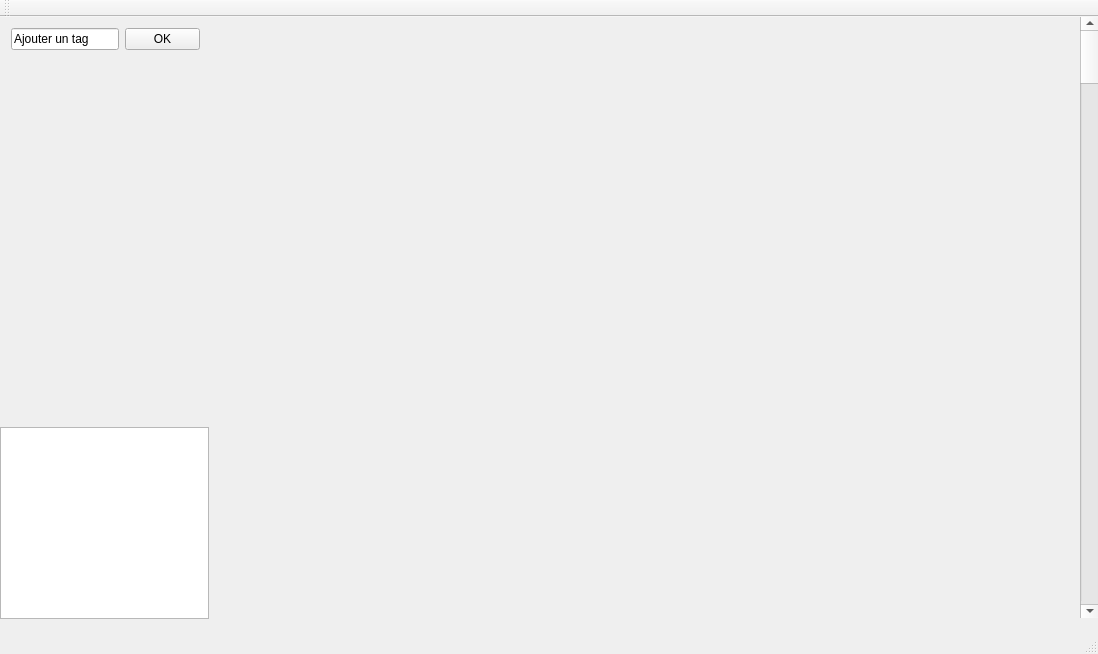
Before: the Qt Designer form mainwindow.ui in SebGonzalez/BibliothequePhoto, drawn with Qt 5.
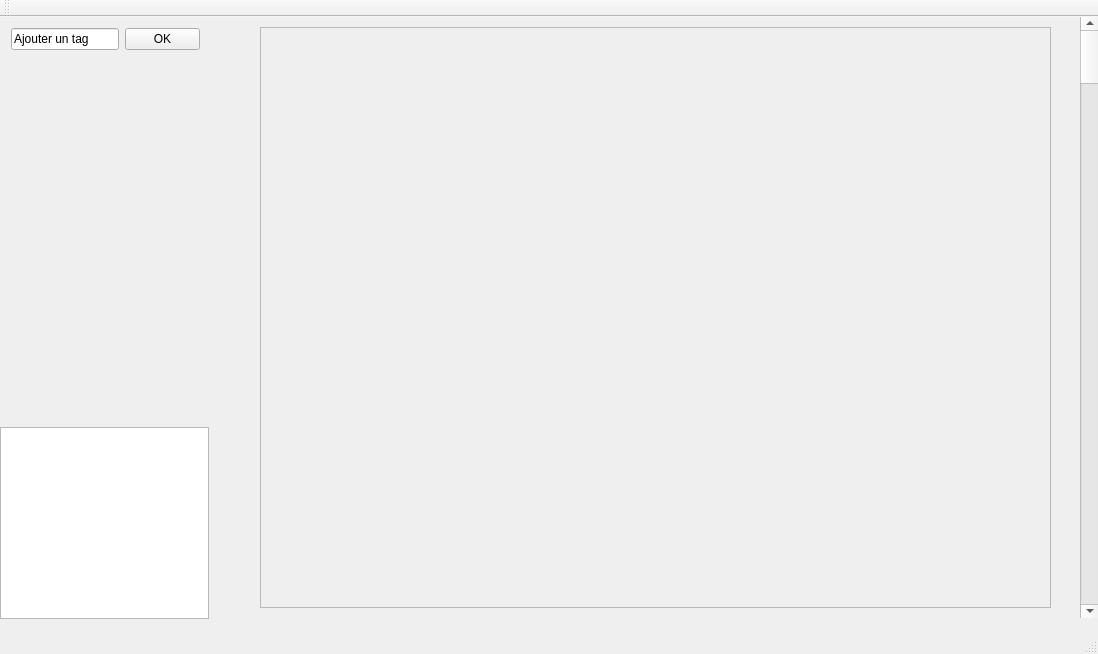
After: the same form once the commit is applied.

```diff
--- a/mainwindow.ui
+++ b/mainwindow.ui
@@ -79,16 +79,39 @@
      </rect>
     </property>
    </widget>
-   <widget class="QWidget" name="gridLayoutWidget">
+   <widget class="QScrollArea" name="scrollArea">
     <property name="geometry">
      <rect>
-      <x>230</x>
+      <x>260</x>
       <y>10</y>
-      <width>821</width>
-      <height>591</height>
+      <width>791</width>
+      <height>581</height>
      </rect>
     </property>
-    <layout class="QGridLayout" name="presentateurPhoto"/>
+    <property name="widgetResizable">
+     <bool>true</bool>
+    </property>
+    <widget class="QWidget" name="scrollAreaWidgetContents">
+     <property name="geometry">
+      <rect>
+       <x>0</x>
+       <y>0</y>
+       <width>789</width>
+       <height>579</height>
+      </rect>
+     </property>
+     <widget class="QWidget" name="gridLayoutWidget">
+      <property name="geometry">
+       <rect>
+        <x>0</x>
+        <y>0</y>
+        <width>791</width>
+        <height>581</height>
+       </rect>
+      </property>
+      <layout class="QGridLayout" name="presentateurPhoto"/>
+     </widget>
+    </widget>
    </widget>
   </widget>
   <widget class="QMenuBar" name="menuBar">
```
Left out of the diff: 2 changed lines with no effect on the pictures.
